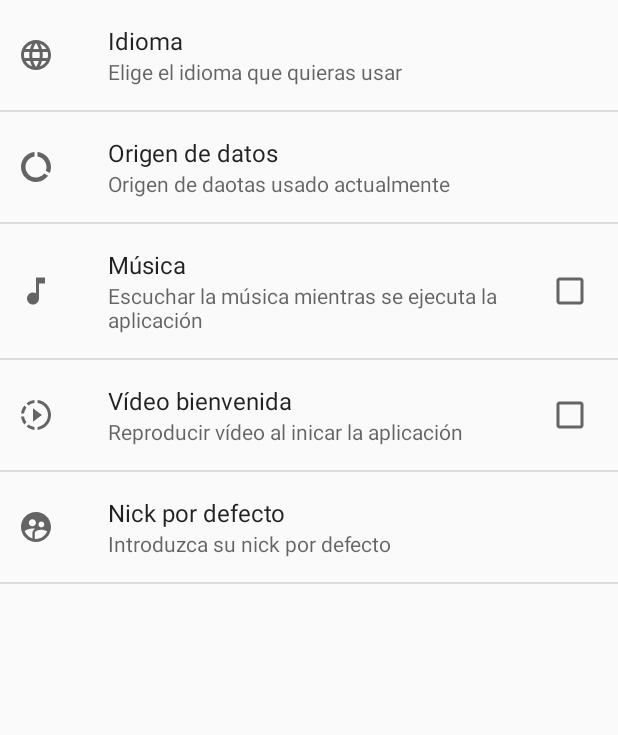
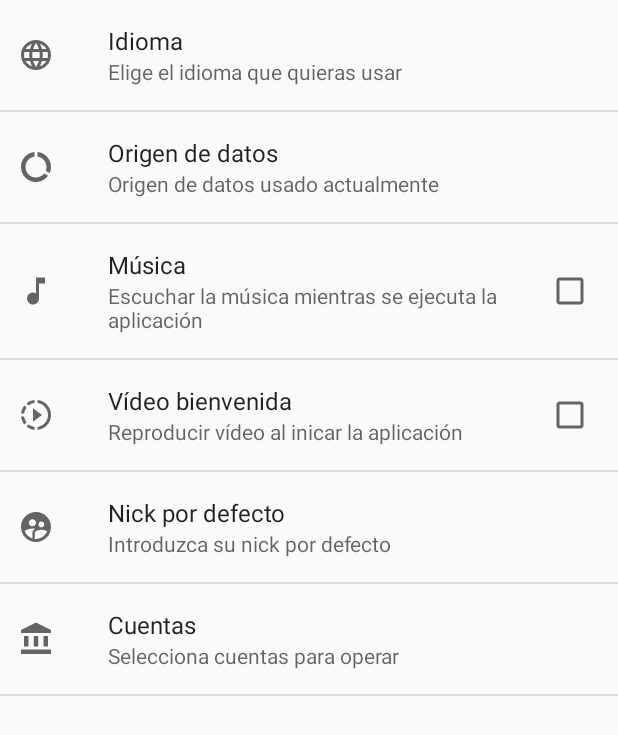
Before and after one commit to Crespuig/BancoAplicacion, an Android app: the PreferenceActivity screen opened directly, with no data from a screen before it, on a phone screen of 412 x 824 dp. Shown: the top 735 px of the screen. Run offline under Robolectric (Android 15) with nearby library versions, the phone set to English and light mode, and no system bars.

Commit message:
Preferencias casi acabada, funciona musica y idiomas.

```diff
--- a/app/src/main/AndroidManifest.xml
+++ b/app/src/main/AndroidManifest.xml
@@ -9,6 +9,7 @@
         android:roundIcon="@mipmap/ic_launcher_round"
         android:supportsRtl="true"
         android:theme="@style/AppTheme">
+        <activity android:name=".activity.ConfiguracionActivity"></activity>
         <activity android:name=".activity.MovimientosCuentaActivity" />
         <activity
             android:name=".activity.GlobalActivity"
--- a/app/src/main/java/hecrpu/simarro/bancoaplicacion/LoginActivity.java
+++ b/app/src/main/java/hecrpu/simarro/bancoaplicacion/LoginActivity.java
@@ -49,7 +49,7 @@ public class LoginActivity extends AppCompatActivity implements View.OnClickList
         soundPool = new SoundPool(1, AudioManager.STREAM_MUSIC, 1);
         sonido_de_reproduccion = soundPool.load(this, R.raw.sound_short, 1);
 
-        prefs = getSharedPreferences("Preferencias", Context.MODE_PRIVATE);
+        prefs = getSharedPreferences("preferenciasbancarias", Context.MODE_PRIVATE);
 
     }
 
@@ -63,7 +63,6 @@ public class LoginActivity extends AppCompatActivity implements View.OnClickList
         editor.putString("usuario", usuario);
         editor.putString("password", password);
         editor.apply();
-
     }
 
     @Override
--- a/app/src/main/java/hecrpu/simarro/bancoaplicacion/activity/PreferenceActivity.java
+++ b/app/src/main/java/hecrpu/simarro/bancoaplicacion/activity/PreferenceActivity.java
@@ -17,6 +17,7 @@ import android.preference.PreferenceFragment;
 import android.preference.PreferenceManager;
 import android.view.View;
 import android.widget.CheckBox;
+import android.widget.Toast;
 
 import androidx.appcompat.view.menu.ListMenuPresenter;
 
@@ -25,6 +26,7 @@ import java.util.List;
 import java.util.Locale;
 import java.util.Map;
 
+import hecrpu.simarro.bancoaplicacion.LoginActivity;
 import hecrpu.simarro.bancoaplicacion.PrincipalActivity;
 import hecrpu.simarro.bancoaplicacion.R;
 import hecrpu.simarro.bancoaplicacion.fragment.Activity_Fragment_Movimiento;
@@ -52,6 +54,7 @@ public class PreferenceActivity extends android.preference.PreferenceActivity {
         int sonido_de_reproduccion;
         PreferenciasFragment context = this;
 
+
         @Override
         public void onCreate(final Bundle savedInstanceState) {
             super.onCreate(savedInstanceState);
@@ -76,38 +79,30 @@ public class PreferenceActivity extends android.preference.PreferenceActivity {
                 }
             });
 
+            ListPreference idioma = (ListPreference) findPreference("idioma");
 
-
-            final ListPreference idioma = (ListPreference) findPreference("idioma");
-            Utils utils = new Utils();
-
-            if (idioma.getValue().equals("Español")){
-                Utils.setLocale(context.getActivity(), "es");
-            } else if (idioma.getValue().equals("Inglés")){
-                Utils.setLocale(context.getActivity(), "en");
-            }else if (idioma.getValue().equals("Francés")){
-                Utils.setLocale(context.getActivity(), "fr");
-            }
-
-            /*idioma.setOnPreferenceChangeListener(new Preference.OnPreferenceChangeListener() {
+            idioma.setOnPreferenceChangeListener(new Preference.OnPreferenceChangeListener() {
                 @Override
                 public boolean onPreferenceChange(Preference preference, Object o) {
-                    switch (R.array.codigoIdioma) {
-                        case 0:
+                    switch (o.toString()) {
+                        case "0":
+                            Toast.makeText(context.getActivity(), "ESPAÑOL", Toast.LENGTH_SHORT).show();
                             Locale español = new Locale("es", "ES");
                             Locale.setDefault(español);
                             Configuration config_es = new Configuration();
                             config_es.locale = español;
                             getResources().updateConfiguration(config_es, getResources().getDisplayMetrics());
                             break;
-                        case 1:
+                        case "1":
+                            Toast.makeText(context.getActivity(), "ENGLISH", Toast.LENGTH_SHORT).show();
                             Locale ingles = new Locale("en", "EN");
                             Locale.setDefault(ingles);
                             Configuration config_en = new Configuration();
                             config_en.locale = ingles;
                             getResources().updateConfiguration(config_en, getResources().getDisplayMetrics());
                             break;
-                        case 2:
+                        case "2":
+                            Toast.makeText(context.getActivity(), "FRENCH", Toast.LENGTH_SHORT).show();
                             Locale frances = new Locale("fr", "FR");
                             Locale.setDefault(frances);
                             Configuration config_fr = new Configuration();
@@ -118,8 +113,9 @@ public class PreferenceActivity extends android.preference.PreferenceActivity {
                     return false;
                 }
 
-            });*/
+            });
         }
+
 
 
     }
--- /dev/null
+++ b/app/src/main/res/drawable/ic_baseline_account_balance_24.xml
@@ -0,0 +1,22 @@
+<vector xmlns:android="http://schemas.android.com/apk/res/android"
+    android:width="24dp"
+    android:height="24dp"
+    android:viewportWidth="24"
+    android:viewportHeight="24"
+    android:tint="?attr/colorControlNormal">
+  <path
+      android:fillColor="@android:color/white"
+      android:pathData="M4,10h3v7h-3z"/>
+  <path
+      android:fillColor="@android:color/white"
+      android:pathData="M10.5,10h3v7h-3z"/>
+  <path
+      android:fillColor="@android:color/white"
+      android:pathData="M2,19h20v3h-20z"/>
+  <path
+      android:fillColor="@android:color/white"
+      android:pathData="M17,10h3v7h-3z"/>
+  <path
+      android:fillColor="@android:color/white"
+      android:pathData="M12,1l-10,5l0,2l20,0l0,-2z"/>
+</vector>
--- /dev/null
+++ b/app/src/main/res/values/seleccionar_cuentas.xml
@@ -0,0 +1,13 @@
+<?xml version="1.0" encoding="utf-8"?>
+<resources>
+    <string-array name="cuentas">
+        <item>Cuenta 1</item>
+        <item>Cuenta 2</item>
+        <item>Cuenta 3</item>
+    </string-array>
+    <string-array name="codigoCuentas">
+        <item>C1</item>
+        <item>C2</item>
+        <item>C3</item>
+    </string-array>
+</resources>
--- a/app/src/main/res/values/strings.xml
+++ b/app/src/main/res/values/strings.xml
@@ -6,7 +6,7 @@
     <string name="app_cambiarClave">Cambiar clave</string>
     <string name="app_promociones">Promociones</string>
     <string name="app_cajerosCercanos">Cageros cercanos</string>
-    <string name="app_cofiguracion">Configuracion</string>
+    <string name="app_cofiguracion">Configuración</string>
     <string name="app_preferencias">Preferencias</string>
     <string name="app_salir">Salir</string>
     <string name="titulo">Vankio</string>
--- a/app/src/main/res/xml/opciones.xml
+++ b/app/src/main/res/xml/opciones.xml
@@ -1,49 +1,46 @@
 <?xml version="1.0" encoding="utf-8"?>
-<PreferenceScreen
-    xmlns:android="http://schemas.android.com/apk/res/android">
+<PreferenceScreen xmlns:android="http://schemas.android.com/apk/res/android">
     <ListPreference
-        android:key="idioma"
-        android:title="Idioma"
-        android:icon="@drawable/ic_baseline_language_24"
-        android:summary="Elige el idioma que quieras usar"
         android:dialogTitle="Indicar idioma que se quiere usar"
         android:entries="@array/idioma"
-        android:entryValues="@array/codigoIdioma"/>
+        android:entryValues="@array/codigoIdioma"
+        android:icon="@drawable/ic_baseline_language_24"
+        android:key="idioma"
+        android:summary="Elige el idioma que quieras usar"
+        android:title="Idioma" />
     <ListPreference
-        android:key="origenDatos"
-        android:title="Origen de datos"
-        android:icon="@drawable/ic_baseline_data_usage_24"
-        android:summary="Origen de daotas usado actualmente"
         android:dialogTitle="Indicar origen de datos"
         android:entries="@array/origen_datos"
-        android:entryValues="@array/codigoOrigenDatos"/>
+        android:entryValues="@array/codigoOrigenDatos"
+        android:icon="@drawable/ic_baseline_data_usage_24"
+        android:key="origenDatos"
+        android:summary="Origen de datos usado actualmente"
+        android:title="Origen de datos" />
     <CheckBoxPreference
         android:id="@+id/musica"
-        android:key="musica"
-        android:title="Música"
         android:defaultValue="false"
         android:icon="@drawable/ic_baseline_music_note_24"
-        android:summary="Escuchar la música mientras se ejecuta la aplicación" />
+        android:key="musica"
+        android:summary="Escuchar la música mientras se ejecuta la aplicación"
+        android:title="Música" />
     <CheckBoxPreference
-        android:key="video"
-        android:title="Vídeo bienvenida"
         android:defaultValue="false"
         android:icon="@drawable/ic_baseline_slow_motion_video_24"
-        android:summary="Reproducir vídeo al inicar la aplicación" />
+        android:key="video"
+        android:summary="Reproducir vídeo al inicar la aplicación"
+        android:title="Vídeo bienvenida" />
     <EditTextPreference
+        android:dialogTitle="Nick por defecto"
+        android:icon="@drawable/ic_baseline_supervised_user_circle_24"
         android:key="nick"
-        android:title="Nick por defecto"
-        android:icon="@drawable/ic_baseline_supervised_user_circle_24"
         android:summary="Introduzca su nick por defecto"
-        android:dialogTitle="Nick por defecto" />
-    <!--
-<MultiSelectListPreference
-    android:key="paisesVisitados"
-    android:title="Paises visitados"
-    android:summary="Lista de paises visitados"
-    android:dialogTitle="Indicar Paises que se ha visitado"
-    />
-    android:entries="@array/pais"
-    android:entryValues="@array/codigopais"
-     -->
+        android:title="Nick por defecto" />
+    <MultiSelectListPreference
+        android:dialogTitle="Cuentas"
+        android:entries="@array/cuentas"
+        android:entryValues="@array/codigoCuentas"
+        android:key="paisesVisitados"
+        android:summary="Selecciona cuentas para operar"
+        android:title="Cuentas"
+        android:icon="@drawable/ic_baseline_account_balance_24"/>
 </PreferenceScreen>
```
Also changed, not shown: app/src/main/java/hecrpu/simarro/bancoaplicacion/PrincipalActivity.java (+7 -4 lines), app/src/main/java/hecrpu/simarro/bancoaplicacion/activity/ConfiguracionActivity.java (added, +76 -0 lines), app/src/main/res/layout/activity_configuracion.xml (added, +68 -0 lines), app/src/main/res/menu/menu_main.xml (+7 -0 lines).
